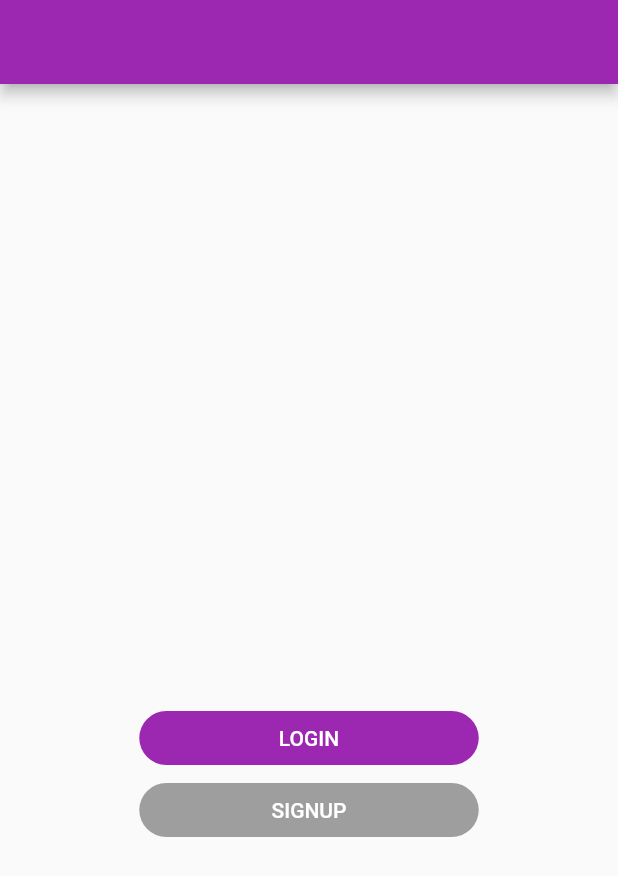
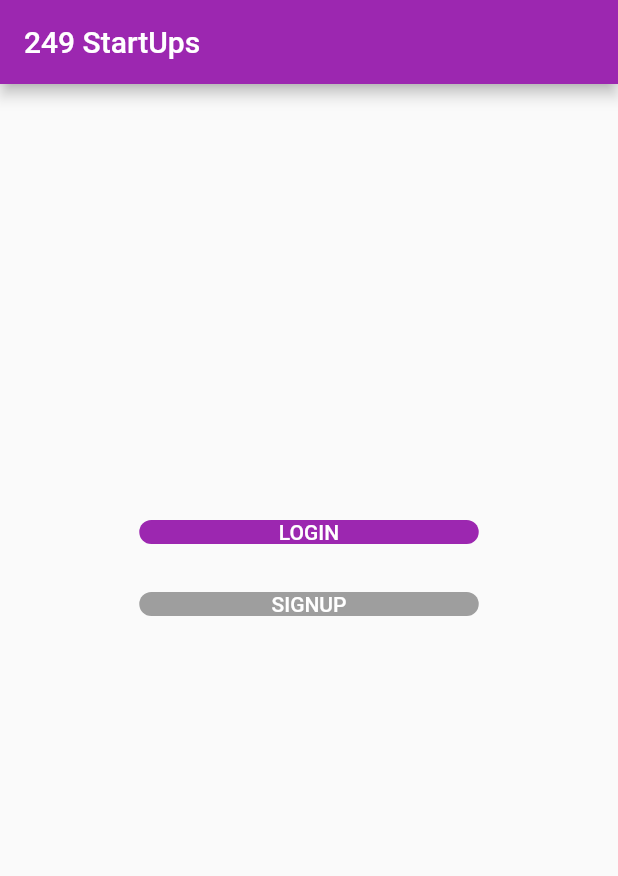
Before and after one commit to khalit7/249CustomerApp, a Flutter app: the screen it shows after launch, on a phone screen of 412 x 824 dp. Shown: the top 876 px of the screen. Run offline on Flutter 3.47's test engine with Material 2 defaults, Android fonts, the phone set to English and light mode, and no system bars; our stand-ins replace date_time_picker, dio, qr_flutter, share, shared_preferences; missing offline and left inert: barcode_scan, dart:ffi.

Commit message:
fixed UI problems

```diff
--- a/lib/pages/home_page.dart
+++ b/lib/pages/home_page.dart
@@ -11,14 +11,15 @@ class HomePage extends StatelessWidget {
     var width = MediaQuery.of(context).size.width;
     var height = MediaQuery.of(context).size.height;
     return Scaffold(
-        appBar: AppBar(),
+        appBar: AppBar(
+          title: Text("249 StartUps"),
+        ),
         body: Stack(children: [
           Positioned(
             left: (width / 2) - ((width * height / 1500) / 2),
             right: (width / 2) - ((width * height / 1500) / 2),
-            top: (height / 2),
-            bottom: (height / 2) - (width * height / 2000),
-            child: Container(
+            top: (height / 3),
+            child: SingleChildScrollView(
               child: Column(
                 children: [
                   CustomFlatButton1(width, height, "LOGIN", () {
--- a/lib/pages/login_page.dart
+++ b/lib/pages/login_page.dart
@@ -27,14 +27,15 @@ class _LoginPageState extends State<LoginPage> {
     var height = MediaQuery.of(context).size.height;
 
     return Scaffold(
-        appBar: AppBar(),
+        appBar: AppBar(
+          title: Text("Login"),
+        ),
         body: Stack(
           children: [
             Positioned(
               left: (width / 2) - ((width * height / 1500) / 2),
               right: (width / 2) - ((width * height / 1500) / 2),
               top: (height / 4),
-              bottom: (height / 2) - (width * height / 2000),
               child: Form(
                 key: _formKey,
                 child: SingleChildScrollView(
--- a/lib/widgets/custom_flat_button.dart
+++ b/lib/widgets/custom_flat_button.dart
@@ -10,6 +10,7 @@ class CustomFlatButton1 extends StatelessWidget {
   build(context) {
     return FlatButton(
       minWidth: width * height / size,
+      height: height / 100,
       color: backgroundColor,
       textColor: textColor,
       onPressed: () {
--- a/lib/widgets/resource_booking_widget.dart
+++ b/lib/widgets/resource_booking_widget.dart
@@ -77,7 +77,7 @@ class _ResourceBookingWidgetState extends State<ResourceBookingWidget> {
     return Padding(
       padding: const EdgeInsets.all(10.0),
       child: Container(
-        height: height / 6,
+        height: height / 4,
         width: width,
         child: Row(
           crossAxisAlignment: CrossAxisAlignment.start,
@@ -266,7 +266,7 @@ class _ResourceBookingWidgetState extends State<ResourceBookingWidget> {
   Text customText(String text) {
     return Text(
       text,
-      textScaleFactor: 1.2,
+      textScaleFactor: 1.0,
       style: TextStyle(fontWeight: FontWeight.w400),
     );
   }
--- a/lib/widgets/service_widget.dart
+++ b/lib/widgets/service_widget.dart
@@ -11,8 +11,8 @@ class ServiceWidget extends StatelessWidget {
     return Padding(
       padding: EdgeInsets.fromLTRB(0, width / 36, 0, width / 36),
       child: Ink(
-        width: width / 3.5,
-        height: width / 3.5,
+        width: width / 2.3,
+        height: width / 2.5,
         decoration: BoxDecoration(
           borderRadius: BorderRadius.all(Radius.circular(30.0)),
           color: Colors.grey,
@@ -39,7 +39,7 @@ class ServiceWidget extends StatelessWidget {
               ),
               Text(
                 text,
-                textScaleFactor: 1.3,
+                textScaleFactor: 1.15,
                 style: TextStyle(color: Colors.purple),
               )
             ],
```
